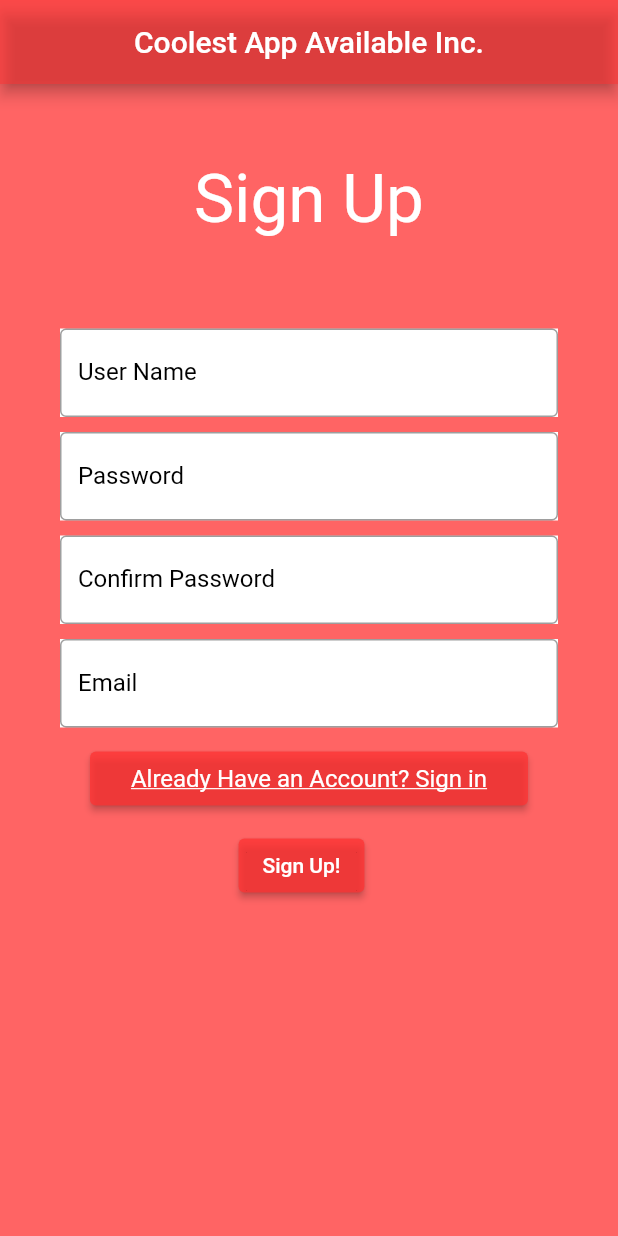
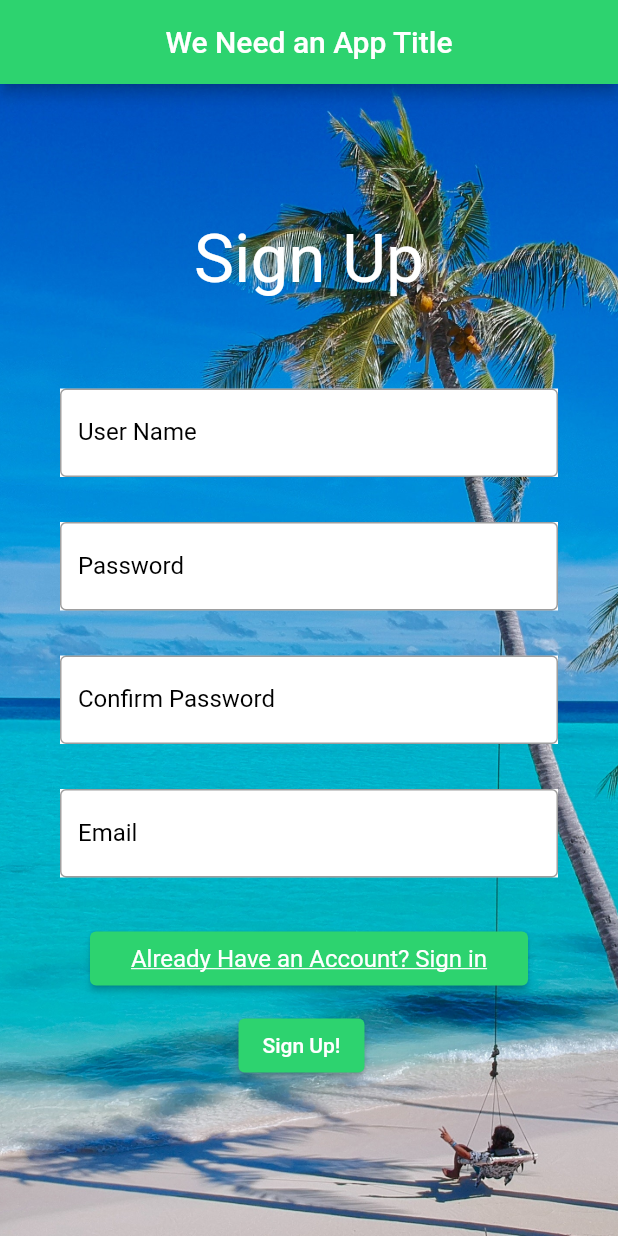
Before and after one commit to SCCapstone/Downpour, a Flutter app: the screen it shows after launch, on a phone screen of 412 x 824 dp. Run offline on Flutter 3.47's test engine with Material 2 defaults, Android fonts, the light colour scheme and no system bars.

Commit message:
Worked on Aesthetics

```diff
--- a/app/pubspec.yaml
+++ b/app/pubspec.yaml
@@ -60,6 +60,8 @@ flutter:
   uses-material-design: true
 
   # To add assets to your application, add an assets section, like this:
+  assets:
+    - Assets/Images/Palm-Tree.jpeg
   # assets:
   #   - images/a_dot_burr.jpeg
   #   - images/a_dot_ham.jpeg
--- a/lib/SignUpScreen.dart
+++ b/lib/SignUpScreen.dart
@@ -4,11 +4,17 @@ import 'loginPage.dart';
 class SignUpPage extends StatelessWidget {
   const SignUpPage({Key? key}) : super(key: key);
 
-  static const String _title = "Coolest App Available Inc.";
-  static const Color a = Color.fromRGBO(255, 50, 50, 1.0);
-  static const Color b = Color.fromRGBO(255, 50, 50, .75);
-  static const Color c = Color.fromRGBO(255, 50, 50, .5);
-  static const Color d = Color.fromRGBO(255, 50, 50, .25);
+  static const String _title = "We Need an App Title";
+  static const Color a1 = Color.fromRGBO(117, 178, 221, .5);
+  static const Color a2 = Color.fromRGBO(117, 178, 221, .75);
+  static const Color a3 = Color.fromRGBO(117, 178, 221, 1.0);
+  static const Color b1 = Color.fromRGBO(45, 211, 111, .5);
+  static const Color b2 = Color.fromRGBO(45, 211, 111, .75);
+  static const Color b3 = Color.fromRGBO(45, 211, 111, 1.0);
+  static const Color c1 = Color.fromRGBO(38, 77, 105, .5);
+  static const Color c2 = Color.fromRGBO(38, 77, 105, .75);
+  static const Color c3 = Color.fromRGBO(38, 77, 105, 1.0);
+  static const Color d = Color.fromRGBO(146, 148, 156, 1.0);
   static const Color background = Color.fromRGBO(255, 100, 100, 1.0);
 
   @override
@@ -17,9 +23,14 @@ class SignUpPage extends StatelessWidget {
       title: _title,
       home: Scaffold(
         appBar: AppBar(
-            backgroundColor: (c), title: const Text(_title), centerTitle: true),
-        body: const SignUpPageState(),
-        backgroundColor: (background),
+            backgroundColor: (b3), title: const Text(_title), centerTitle: true),
+        body:
+        Container(
+          decoration: const BoxDecoration(
+            image: DecorationImage(image: AssetImage("app/Assets/Images/Palm-Tree.jpg"),fit: BoxFit.cover),
+          ),
+        child: const SignUpPageState()
+      ),
       ),
     );
   }
@@ -37,15 +48,24 @@ class _SignUpPage extends State<SignUpPageState> {
   TextEditingController passwordController = TextEditingController();
   TextEditingController cpasswordController = TextEditingController();
   TextEditingController emailController = TextEditingController();
-  static const Color a = Color.fromRGBO(255, 50, 50, 1.0);
-  static const Color b = Color.fromRGBO(255, 50, 50, .75);
-  static const Color c = Color.fromRGBO(255, 50, 50, .5);
-  static const Color d = Color.fromRGBO(255, 50, 50, .25);
+
+  static const a1 = Color.fromRGBO(117, 178, 221, .5);
+  static const a2 = Color.fromRGBO(117, 178, 221, .75);
+  static const a3 = Color.fromRGBO(117, 178, 221, 1.0);
+  static const b1 = Color.fromRGBO(45, 211, 111, .5);
+  static const b2 = Color.fromRGBO(45, 211, 111, .75);
+  static const b3 = Color.fromRGBO(45, 211, 111, 1.0);
+  static const c1 = Color.fromRGBO(38, 77, 105, .5);
+  static const c2 = Color.fromRGBO(38, 77, 105, .75);
+  static const c3 = Color.fromRGBO(38, 77, 105, 1.0);
+  static const d = Color.fromRGBO(146, 148, 156, 1.0);
+  static const background = Color.fromRGBO(255, 100, 100, 1.0);
 
   @override
+
   Widget build(BuildContext context) {
     return Padding(
-        padding: const EdgeInsets.fromLTRB(40, 40, 40, 50),
+        padding: const EdgeInsets.fromLTRB(40, 80, 40, 0),
         child: ListView(
           children: <Widget>[
             Container(
@@ -56,7 +76,8 @@ class _SignUpPage extends State<SignUpPageState> {
                   style: TextStyle(
                       color: Colors.white,
                       fontWeight: FontWeight.w400,
-                      fontSize: 45),
+                      fontSize: 45,
+                  ),
                 )),
             Container(
               padding: const EdgeInsets.all(25),
@@ -75,7 +96,7 @@ class _SignUpPage extends State<SignUpPageState> {
               ),
             ),
             Container(
-              padding: const EdgeInsets.all(5),
+              padding: const EdgeInsets.all(15),
               color: Colors.transparent,
             ),
             Container(
@@ -92,7 +113,7 @@ class _SignUpPage extends State<SignUpPageState> {
               ),
             ),
             Container(
-              padding: const EdgeInsets.all(5),
+              padding: const EdgeInsets.all(15),
               color: Colors.transparent,
             ),
             Container(
@@ -109,7 +130,7 @@ class _SignUpPage extends State<SignUpPageState> {
               ),
             ),
             Container(
-              padding: const EdgeInsets.all(5),
+              padding: const EdgeInsets.all(15),
               color: Colors.transparent,
             ),
             Container(
@@ -125,16 +146,16 @@ class _SignUpPage extends State<SignUpPageState> {
               ),
             ),
             Container(
-              padding: const EdgeInsets.all(5),
+              padding: const EdgeInsets.all(15),
               color: Colors.transparent,
             ),
             Container(
                 padding: const EdgeInsets.fromLTRB(20, 0, 20, 0),
                 child: ElevatedButton(
                   style: ElevatedButton.styleFrom(
-                    backgroundColor: (b),
+                    backgroundColor: (b3),
                     textStyle: const TextStyle(
-                      color: (b),
+                      color: (b3),
                       fontSize: 16,
                       decoration: TextDecoration.underline,
                     ),
@@ -150,7 +171,7 @@ class _SignUpPage extends State<SignUpPageState> {
                 alignment: Alignment.bottomCenter,
                 child: ElevatedButton(
                   style: ElevatedButton.styleFrom(
-                    backgroundColor: (b),
+                    backgroundColor: (b3),
                   ),
                   child: Text('Sign Up!'),
                   onPressed: () => Navigator.push(
--- a/pubspec.yaml
+++ b/pubspec.yaml
@@ -60,9 +60,9 @@ flutter:
   uses-material-design: true
 
   # To add assets to your application, add an assets section, like this:
-  # assets:
-  #   - images/a_dot_burr.jpeg
-  #   - images/a_dot_ham.jpeg
+  assets:
+   - app/Assets/Images/Palm-Tree.jpg
+
 
   # An image asset can refer to one or more resolution-specific "variants", see
   # https://flutter.dev/assets-and-images/#resolution-aware
```
Also changed, not shown: Assets/Images/Palm-Tree.jpg (added), app/Assets/Images/Palm-Tree.jpg (added), app/pubspec.lock, 6 other files.
